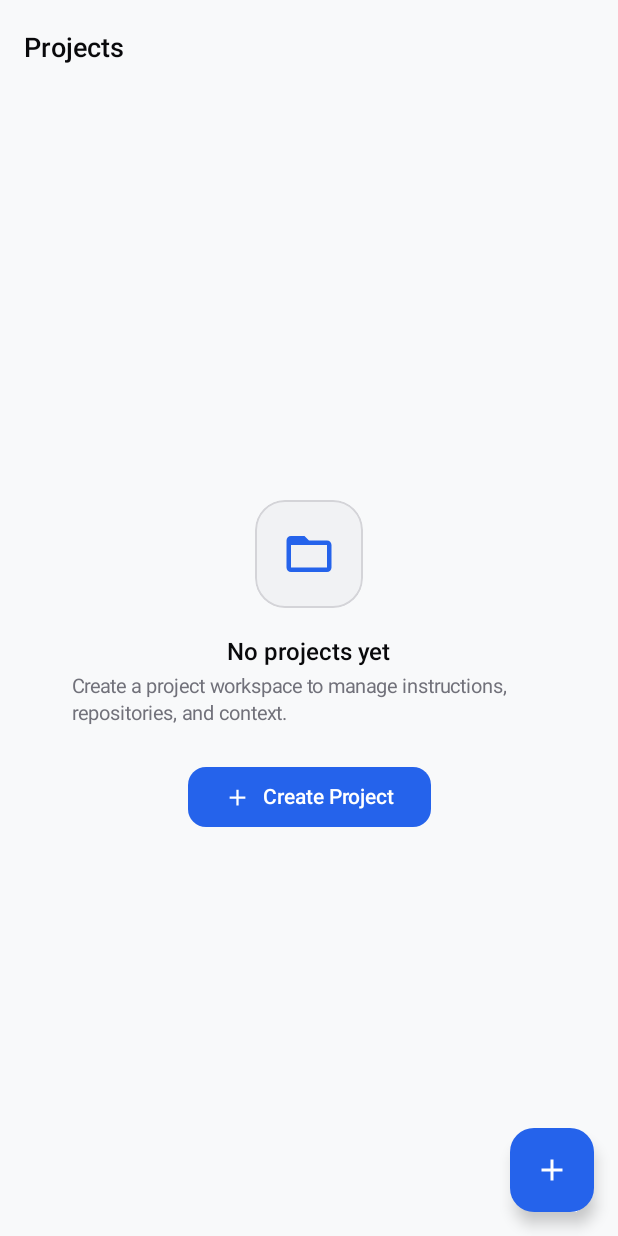
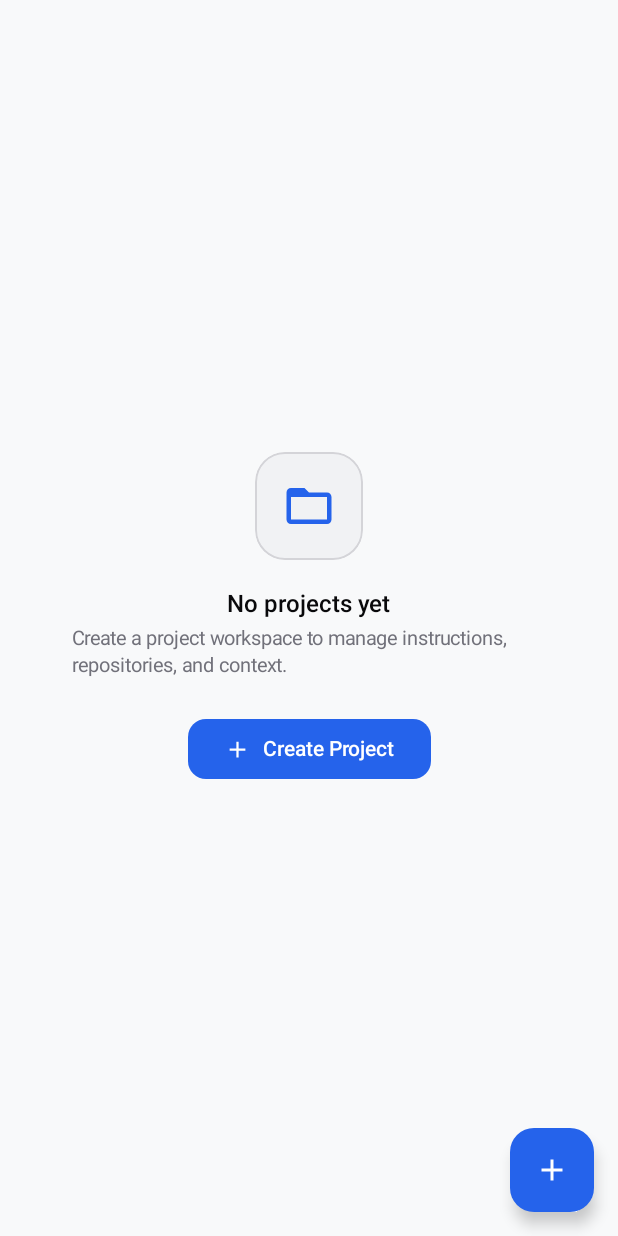
Before and after one commit to sandilyapoorv/Dettle, an Android app built with Jetpack Compose: the composable ProjectsScreen shown on its own in the app's theme, on a phone screen of 412 x 824 dp. Run offline under Robolectric (Android 15) with nearby library versions, the phone set to English and light mode, and no system bars; our stand-ins replace Dagger/Hilt's generated code, Room's generated code; 3 statements that could not run were skipped.

Commit message:
refactor(projects): streamline ProjectsScreen within Build workspace tabs

```diff
--- a/app/src/main/java/com/dettle/app/ui/projects/ProjectsScreen.kt
+++ b/app/src/main/java/com/dettle/app/ui/projects/ProjectsScreen.kt
@@ -41,21 +41,6 @@ fun ProjectsScreen(
     var showCreateSheet by remember { mutableStateOf(false) }
 
     Scaffold(
-        topBar = {
-            TopAppBar(
-                title = {
-                    Text(
-                        "Projects",
-                        style = MaterialTheme.typography.titleLarge,
-                        fontWeight = FontWeight.SemiBold,
-                        color = MaterialTheme.colorScheme.onBackground
-                    )
-                },
-                colors = TopAppBarDefaults.topAppBarColors(
-                    containerColor = MaterialTheme.colorScheme.background
-                )
-            )
-        },
         floatingActionButton = {
             FloatingActionButton(
                 onClick = { showCreateSheet = true },
```
